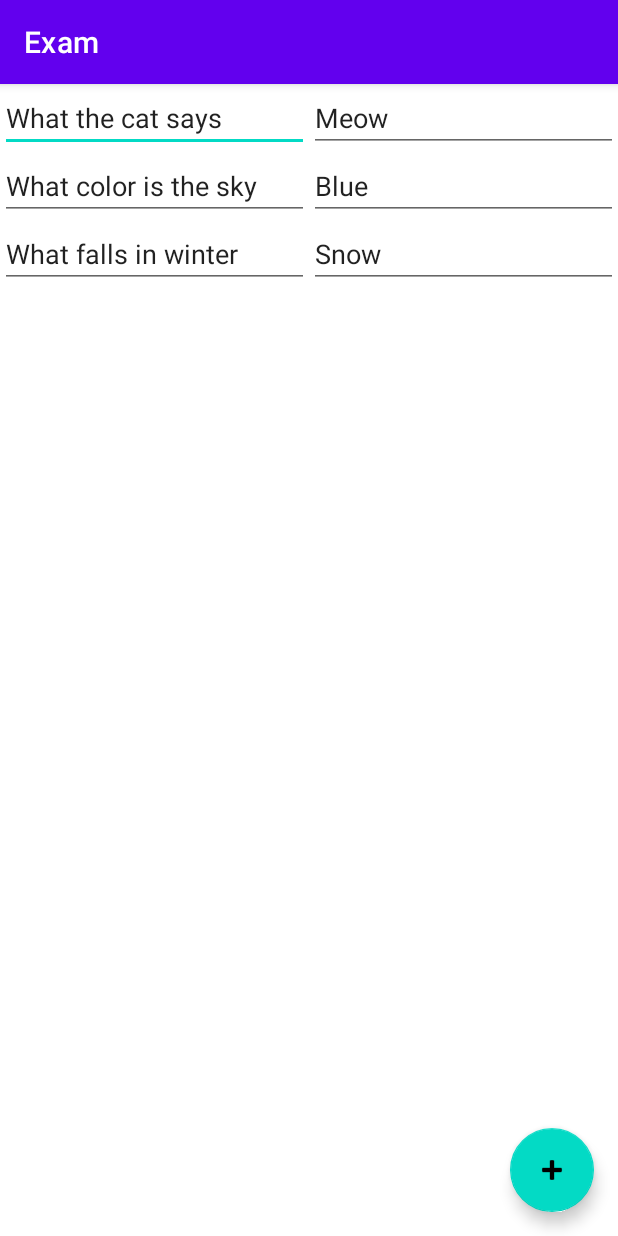
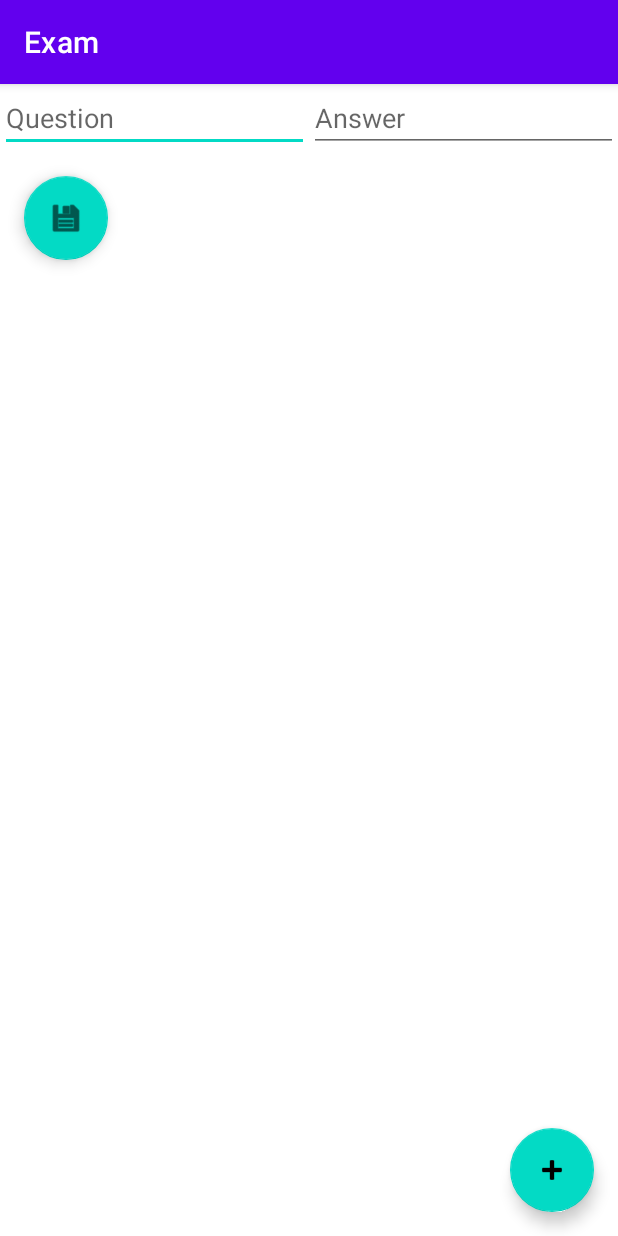
Before and after one commit to constanthinium/Exam, an Android app: the QuestionsActivity screen opened directly, with no data from a screen before it, on a phone screen of 412 x 824 dp. Run offline under Robolectric (Android 15) with nearby library versions, the phone set to English and light mode, and no system bars.

Commit message:
Add test save button

```diff
--- a/app/src/main/java/ru/kostyadzyuba/exam/QuestionsActivity.kt
+++ b/app/src/main/java/ru/kostyadzyuba/exam/QuestionsActivity.kt
@@ -1,33 +1,38 @@
 package ru.kostyadzyuba.exam
 
+import android.animation.ObjectAnimator
 import android.os.Bundle
 import android.view.View
 import androidx.appcompat.app.AppCompatActivity
+import androidx.core.view.marginTop
 import androidx.recyclerview.widget.RecyclerView
 import com.google.android.material.floatingactionbutton.FloatingActionButton
 
 class QuestionsActivity : AppCompatActivity(), View.OnClickListener {
-    lateinit var questionsAdapter: QuestionsAdapter
+    private lateinit var questionsAdapter: QuestionsAdapter
+    private lateinit var save: FloatingActionButton
 
     override fun onCreate(savedInstanceState: Bundle?) {
         super.onCreate(savedInstanceState)
         setContentView(R.layout.activity_questions)
-        questionsAdapter = QuestionsAdapter(
-            mutableListOf(
-                Pair("What the cat says", "Meow"),
-                Pair("What color is the sky", "Blue"),
-                Pair("What falls in winter", "Snow"),
-            )
-        )
+        questionsAdapter = QuestionsAdapter(mutableListOf("" to ""))
         findViewById<RecyclerView>(R.id.questions).adapter = questionsAdapter
         findViewById<FloatingActionButton>(R.id.add).setOnClickListener(this)
+        save = findViewById(R.id.save)
+        save.setOnClickListener(this)
     }
 
     override fun onClick(view: View) {
         when (view.id) {
             R.id.add -> {
-                questionsAdapter.questions.add(Pair("", ""))
+                questionsAdapter.questions.add("" to "")
                 questionsAdapter.notifyItemInserted(questionsAdapter.itemCount - 1)
+                val oldPos = save.translationY + save.marginTop - save.height
+                ObjectAnimator.ofFloat(save, "translationY", oldPos, 1f).start()
+            }
+            R.id.save -> {
+                setResult(RESULT_OK)
+                finish()
             }
             else -> throw IllegalArgumentException("View.id")
         }
--- a/app/src/main/java/ru/kostyadzyuba/exam/TestsActivity.kt
+++ b/app/src/main/java/ru/kostyadzyuba/exam/TestsActivity.kt
@@ -148,6 +148,7 @@ class TestsActivity : AppCompatActivity(),
     override fun onShow(dialog: DialogInterface) {
         positiveButton = (dialog as AlertDialog).getButton(DialogInterface.BUTTON_POSITIVE)
         positiveButton.isEnabled = false
+        testTitleText.text.clear()
     }
 
     override fun onActivityResult(requestCode: Int, resultCode: Int, data: Intent?) {
--- a/app/src/main/res/layout/activity_questions.xml
+++ b/app/src/main/res/layout/activity_questions.xml
@@ -6,12 +6,26 @@
     android:layout_height="match_parent"
     tools:context=".QuestionsActivity">
 
-    <androidx.recyclerview.widget.RecyclerView
-        android:id="@+id/questions"
+    <LinearLayout
         android:layout_width="match_parent"
         android:layout_height="match_parent"
-        app:layoutManager="androidx.recyclerview.widget.LinearLayoutManager"
-        tools:listitem="@layout/question_list_item" />
+        android:orientation="vertical">
+
+        <androidx.recyclerview.widget.RecyclerView
+            android:id="@+id/questions"
+            android:layout_width="match_parent"
+            android:layout_height="wrap_content"
+            app:layoutManager="androidx.recyclerview.widget.LinearLayoutManager"
+            tools:listitem="@layout/question_list_item" />
+
+        <com.google.android.material.floatingactionbutton.FloatingActionButton
+            android:id="@+id/save"
+            android:layout_width="wrap_content"
+            android:layout_height="wrap_content"
+            android:layout_margin="@dimen/fab_margin"
+            android:src="@android:drawable/ic_menu_save" />
+
+    </LinearLayout>
 
     <com.google.android.material.floatingactionbutton.FloatingActionButton
         android:id="@+id/add"
--- a/app/src/main/res/layout/question_list_item.xml
+++ b/app/src/main/res/layout/question_list_item.xml
@@ -8,13 +8,15 @@
         android:layout_width="0dp"
         android:layout_height="wrap_content"
         android:layout_weight="1"
-        android:hint="Question" />
+        android:hint="Question"
+        android:inputType="textCapSentences" />
 
     <EditText
         android:id="@+id/answer"
         android:layout_width="0dp"
         android:layout_height="wrap_content"
         android:layout_weight="1"
-        android:hint="Answer" />
+        android:hint="Answer"
+        android:inputType="textCapSentences" />
 
 </LinearLayout>
```
